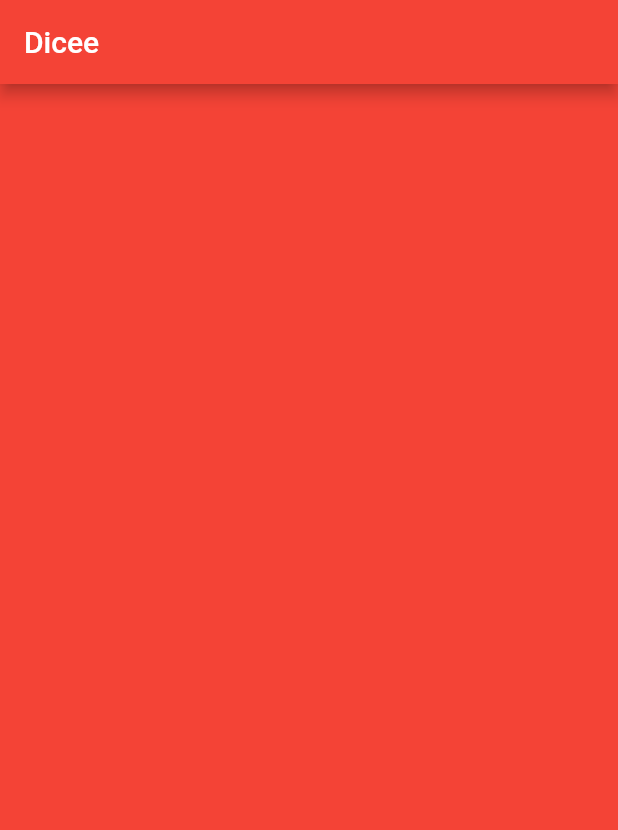
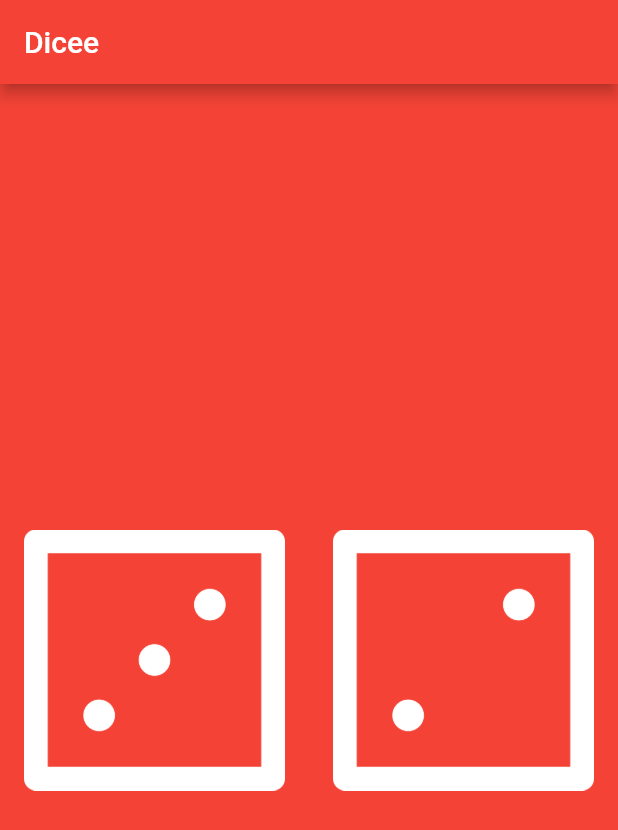
Before and after one commit to ObradovicNikola/flutter_training, a Flutter app: the screen it shows after launch, on a phone screen of 412 x 824 dp. Shown: the top 830 px of the screen. Run offline on Flutter 3.47's test engine with Material 2 defaults, Android fonts, the phone set to English and light mode, and no system bars.

Commit message:
initial layout

```diff
--- /dev/null
+++ b/dicee-flutter-master/lib/main.dart
@@ -0,0 +1,23 @@
+import 'package:flutter/material.dart';
+
+void main() {
+  return runApp(
+    MaterialApp(
+      home: Scaffold(
+        backgroundColor: Colors.red,
+        appBar: AppBar(
+          title: Text('Dicee'),
+          backgroundColor: Colors.red,
+        ),
+        body: DicePage(),
+      ),
+    ),
+  );
+}
+
+class DicePage extends StatelessWidget {
+  @override
+  Widget build(BuildContext context) {
+    return Container();
+  }
+}
--- a/dicee/lib/main.dart
+++ b/dicee/lib/main.dart
@@ -6,18 +6,37 @@ void main() {
       home: Scaffold(
         backgroundColor: Colors.red,
         appBar: AppBar(
-          title: Text('Dicee'),
+          title: const Text('Dicee'),
           backgroundColor: Colors.red,
         ),
-        body: DicePage(),
+        body: const DicePage(),
       ),
     ),
   );
 }
 
 class DicePage extends StatelessWidget {
+  const DicePage({Key? key}) : super(key: key);
+
   @override
   Widget build(BuildContext context) {
-    return Container();
+    return Center(
+      child: Row(
+        children: [
+          Expanded(
+            child: Padding(
+              padding: const EdgeInsets.all(16.0),
+              child: Image.asset('images/dice3.png'),
+            ),
+          ),
+          Expanded(
+            child: Padding(
+              padding: const EdgeInsets.all(16.0),
+              child: Image.asset('images/dice2.png'),
+            ),
+          ),
+        ],
+      ),
+    );
   }
 }
--- a/dicee/pubspec.yaml
+++ b/dicee/pubspec.yaml
@@ -58,9 +58,8 @@ flutter:
   uses-material-design: true
 
   # To add assets to your application, add an assets section, like this:
-  # assets:
-  #   - images/a_dot_burr.jpeg
-  #   - images/a_dot_ham.jpeg
+  assets:
+    - images/
 
   # An image asset can refer to one or more resolution-specific "variants", see
   # https://flutter.dev/assets-and-images/#resolution-aware.
```
Also changed, not shown: dicee-flutter-master/pubspec.yaml (added, +24 -0 lines), dicee-flutter-master/images/dice1.png (added), dicee-flutter-master/images/dice2.png (added), dicee-flutter-master/images/dice3.png (added), dicee-flutter-master/images/dice4.png (added), dicee-flutter-master/images/dice5.png (added), dicee-flutter-master/images/dice6.png (added), dicee/images/dice1.png (added), dicee/images/dice2.png (added), dicee/images/dice3.png (added), dicee/images/dice4.png (added), dicee/images/dice5.png (added), dicee/images/dice6.png (added), 70 other files.
